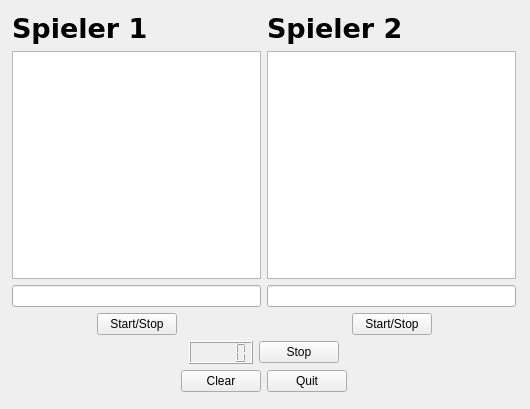
Qt form schachuhr.ui (marou/ChessClock) before a commit.
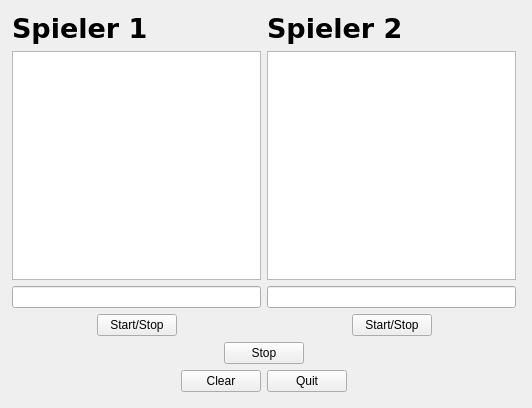
The same form after that commit.

```diff
--- a/schachuhr.ui
+++ b/schachuhr.ui
@@ -6,15 +6,15 @@
    <rect>
     <x>0</x>
     <y>0</y>
-    <width>530</width>
-    <height>409</height>
+    <width>532</width>
+    <height>408</height>
    </rect>
   </property>
   <property name="windowTitle">
    <string>Schachuhr</string>
   </property>
   <widget class="QWidget" name="centralWidget">
-   <widget class="QWidget" name="">
+   <widget class="QWidget" name="layoutWidget">
     <property name="geometry">
      <rect>
       <x>1</x>
@@ -169,9 +169,6 @@
            </property>
           </spacer>
          </item>
-         <item>
-          <widget class="QLCDNumber" name="lcdNumber"/>
-         </item>
          <item>
           <widget class="QPushButton" name="stopButton">
            <property name="text">
```
